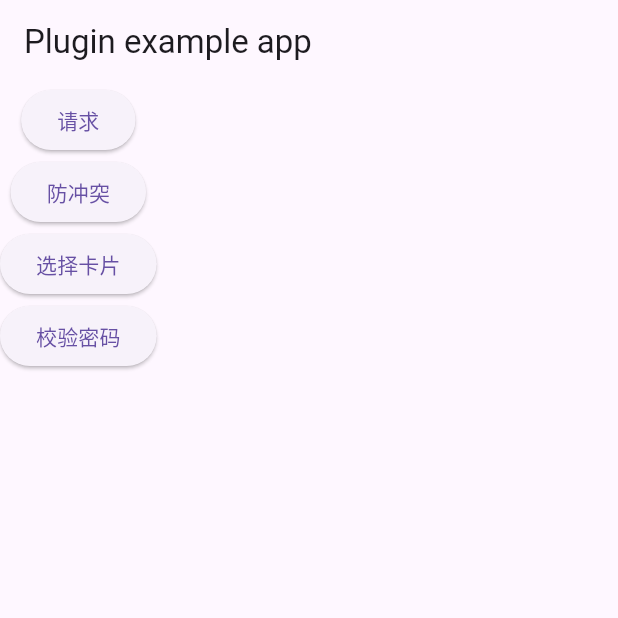
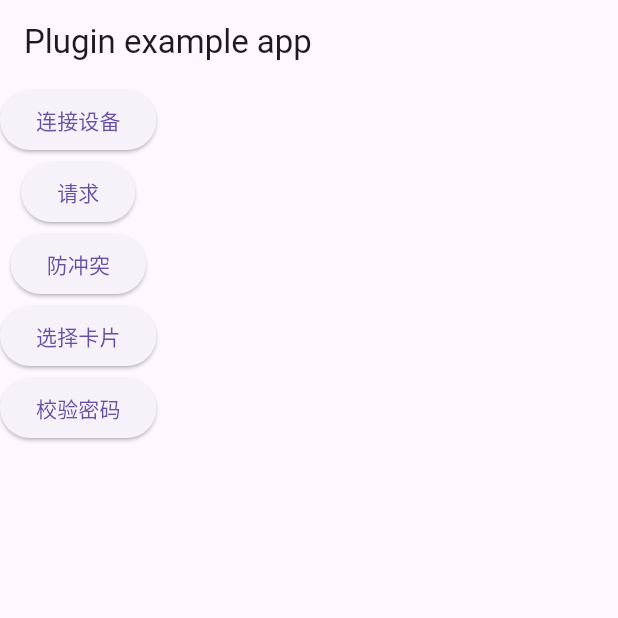
Before and after one commit to zhangruiyu/hc_icrf, a Flutter app: the screen it shows after launch, on a phone screen of 412 x 824 dp, the top half of it. Run offline on Flutter 3.47's test engine with Material 3 defaults, Android fonts, the phone set to English and light mode, and no system bars; our stand-ins replace plugin_platform_interface.

Commit message:
修改下

```diff
--- a/example/lib/main.dart
+++ b/example/lib/main.dart
@@ -23,7 +23,6 @@ class _MyAppState extends State<MyApp> {
   @override
   void initState() {
     super.initState();
-    connectReader();
     MethodChannelHcIcrf.onDartMessageListener.listen((event) {
       debugPrint('event: $event');
       insertMessage(event.toString());
@@ -89,6 +88,9 @@ class _MyAppState extends State<MyApp> {
         ),
         body: Column(
           children: [
+            ElevatedButton(onPressed: () {
+              connectReader();
+            }, child: Text('连接设备')),
             ElevatedButton(onPressed: () {}, child: Text('请求')),
             ElevatedButton(
                 onPressed: () {
```
